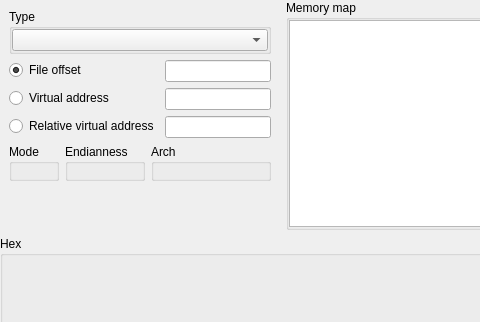
Qt form xmemorymapwidget.ui (horsicq/XMemoryMapWidget) before a commit; both pictures show x 0 to 480 and y 0 to 322 of the 830 by 405 pixel window.
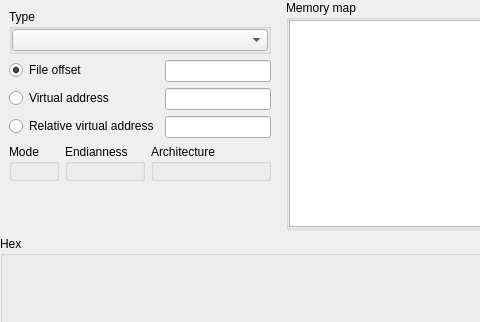
The same form after that commit. Custom widgets are drawn as their Qt base class.

The edit to the form file:
```diff
--- a/xmemorymapwidget.ui
+++ b/xmemorymapwidget.ui
@@ -177,7 +177,7 @@
           <item>
            <widget class="QGroupBox" name="groupBoxArch">
             <property name="title">
-             <string>Arch</string>
+             <string>Architecture</string>
             </property>
             <layout class="QVBoxLayout" name="verticalLayout_9">
              <property name="leftMargin">
```
Left out of the diff: 4 changed lines with no effect on the pictures.
